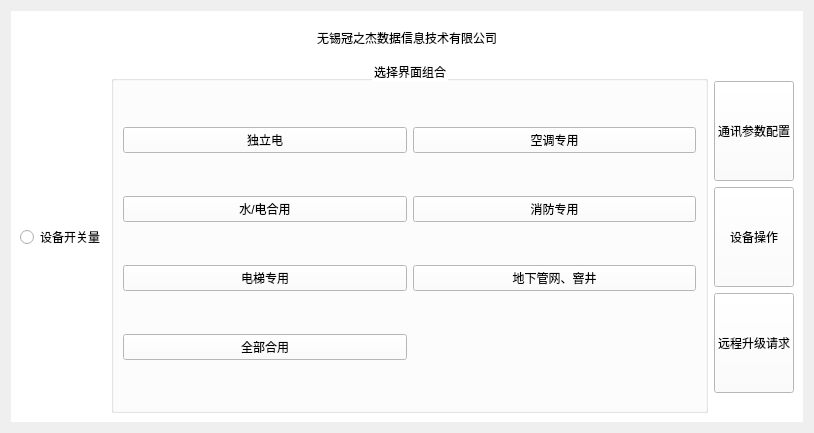
First picture: the form in widgetui.ui, repository Sgr-H/gzj5th, before the edit.
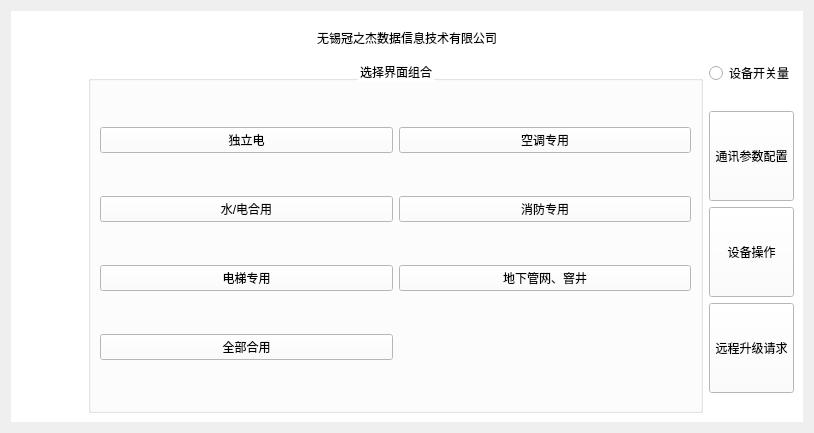
Second picture: the form after the edit.

Diff of the .ui file:
```diff
--- a/widgetui.ui
+++ b/widgetui.ui
@@ -66,13 +66,6 @@
              </property>
             </spacer>
            </item>
-           <item row="1" column="0">
-            <widget class="QRadioButton" name="radioButton">
-             <property name="text">
-              <string>设备开关量</string>
-             </property>
-            </widget>
-           </item>
            <item row="0" column="0">
             <spacer name="horizontalSpacer_2">
              <property name="orientation">
@@ -158,6 +151,13 @@
         </item>
         <item>
          <layout class="QVBoxLayout" name="verticalLayout">
+          <item>
+           <widget class="QRadioButton" name="radioButton">
+            <property name="text">
+             <string>设备开关量</string>
+            </property>
+           </widget>
+          </item>
           <item>
            <spacer name="horizontalSpacer_3">
             <property name="orientation">
```
